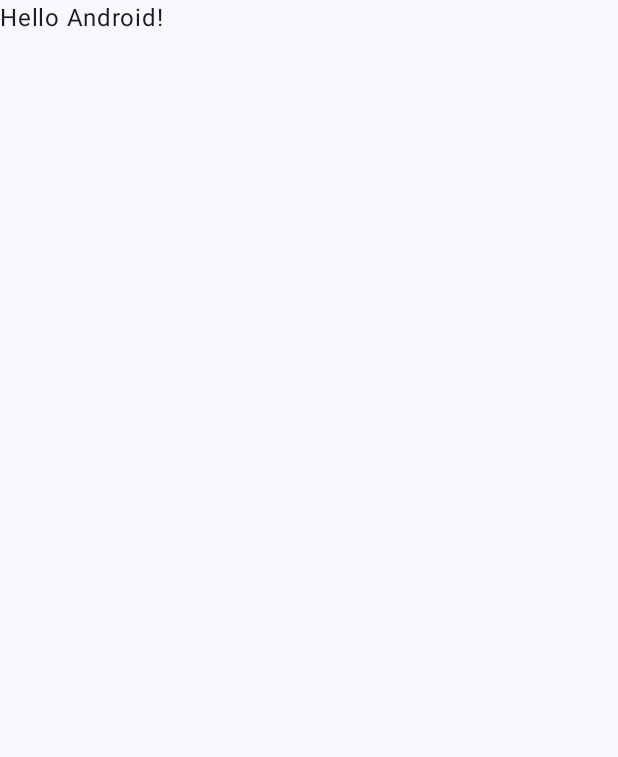
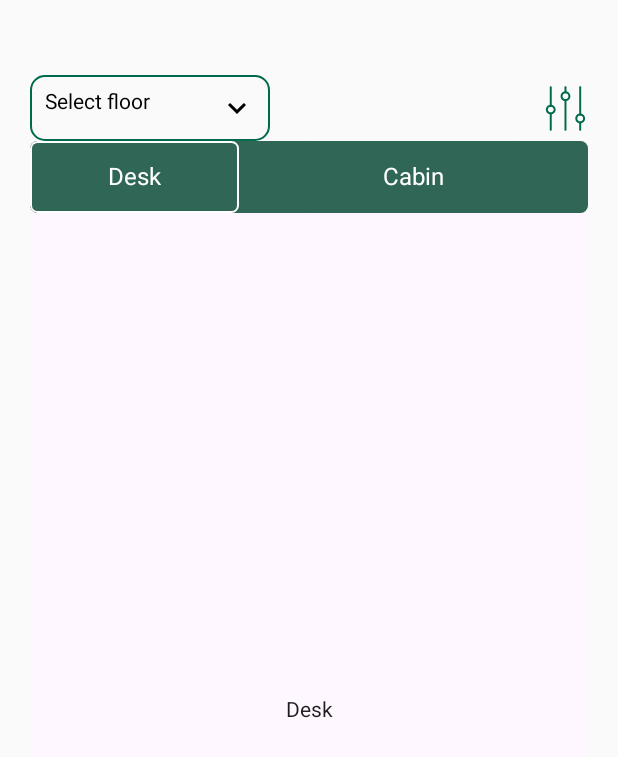
Before and after one commit to rajupraaa1234/LTC-Workspace-Reservation-Application, an Android app built with Jetpack Compose: the screen it shows after launch (MainActivity), on a phone screen of 412 x 824 dp. Before the commit the part shown is almost empty. Shown: the top 757 px of the screen. Run offline under Robolectric (Android 15) with nearby library versions, the phone set to English and light mode, and no system bars.

Commit message:
Pager added

```diff
--- a/app/src/main/java/com/example/ltcworkspacereservationapplication/MainActivity.kt
+++ b/app/src/main/java/com/example/ltcworkspacereservationapplication/MainActivity.kt
@@ -1,47 +1,75 @@
 package com.example.ltcworkspacereservationapplication
 
+import TabSelection
 import android.os.Bundle
 import androidx.activity.ComponentActivity
 import androidx.activity.compose.setContent
 import androidx.activity.enableEdgeToEdge
-import androidx.compose.foundation.layout.fillMaxSize
+import androidx.compose.foundation.Image
+import androidx.compose.foundation.border
+import androidx.compose.foundation.clickable
+import androidx.compose.foundation.layout.Arrangement
+import androidx.compose.foundation.layout.Column
+import androidx.compose.foundation.layout.Row
+import androidx.compose.foundation.layout.Spacer
 import androidx.compose.foundation.layout.padding
-import androidx.compose.material3.Scaffold
-import androidx.compose.material3.Text
+import androidx.compose.foundation.layout.size
+import androidx.compose.foundation.layout.width
+import androidx.compose.foundation.shape.RoundedCornerShape
 import androidx.compose.runtime.Composable
+import androidx.compose.ui.Alignment
 import androidx.compose.ui.Modifier
-import androidx.compose.ui.tooling.preview.Preview
-import com.example.ltcworkspacereservationapplication.ui.theme.LTCWorkspaceReservationApplicationTheme
+import androidx.compose.ui.res.painterResource
+import com.example.ltcworkspacereservationapplication.presentation.composable.DropdownMenuSample
+import com.example.ltcworkspacereservationapplication.presentation.composable.HomeComposable
+import com.example.ltcworkspacereservationapplication.presentation.utils.Spacing
+import com.example.ltcworkspacereservationapplication.presentation.utils.color.AppColor
 
 class MainActivity : ComponentActivity() {
     override fun onCreate(savedInstanceState: Bundle?) {
         super.onCreate(savedInstanceState)
         enableEdgeToEdge()
         setContent {
-            LTCWorkspaceReservationApplicationTheme {
-                Scaffold(modifier = Modifier.fillMaxSize()) { innerPadding ->
-                    Greeting(
-                        name = "Android",
-                        modifier = Modifier.padding(innerPadding)
-                    )
-                }
-            }
+            App()
         }
     }
 }
 
 @Composable
-fun Greeting(name: String, modifier: Modifier = Modifier) {
-    Text(
-        text = "Hello $name!",
-        modifier = modifier
-    )
-}
-
-@Preview(showBackground = true)
-@Composable
-fun GreetingPreview() {
-    LTCWorkspaceReservationApplicationTheme {
-        Greeting("Android")
+fun App() {
+    Column(
+        modifier = Modifier
+            .padding(
+                top = Spacing.Size_50,
+                start = Spacing.Size_20,
+                end = Spacing.Size_20,
+                bottom = Spacing.Size_20
+            )
+    ) {
+        Row(
+            horizontalArrangement = Arrangement.SpaceAround,
+            verticalAlignment = Alignment.CenterVertically
+        ) {
+            DropdownMenuSample(
+                modifier = Modifier
+                    .width(Spacing.Size_160)
+                    .border(
+                        Spacing.Size_1,
+                        color = AppColor.primaryColor,
+                        shape = RoundedCornerShape(Spacing.Size_10)
+                    )
+            ) {
+                //TODO
+            }
+            Spacer(modifier = Modifier.weight(1f))
+            Image(
+                painter = painterResource(id = R.drawable.filter_6535__1_),
+                contentDescription = "Filter Icon",
+                Modifier
+                    .size(Spacing.Size_30)
+                    .clickable { }
+            )
+        }
+        HomeComposable(modifier = Modifier)
     }
 }
--- /dev/null
+++ b/app/src/main/java/com/example/ltcworkspacereservationapplication/presentation/composable/DropDownComposable.kt
@@ -0,0 +1,69 @@
+package com.example.ltcworkspacereservationapplication.presentation.composable
+
+import androidx.compose.foundation.clickable
+import androidx.compose.foundation.layout.*
+import androidx.compose.material.DropdownMenu
+import androidx.compose.material.DropdownMenuItem
+import androidx.compose.material.icons.Icons
+import androidx.compose.material.icons.filled.KeyboardArrowDown
+import androidx.compose.material.icons.filled.KeyboardArrowUp
+import androidx.compose.material3.Icon
+import androidx.compose.material3.Text
+import androidx.compose.runtime.*
+import androidx.compose.ui.Alignment
+import androidx.compose.ui.Modifier
+import com.example.ltcworkspacereservationapplication.presentation.utils.Floors
+import com.example.ltcworkspacereservationapplication.presentation.utils.Spacing
+
+@Composable
+fun DropdownMenuSample(modifier: Modifier, onSelect: (Int) -> Unit) {
+    var expanded by remember { mutableStateOf(false) }
+    var selectedText by remember { mutableStateOf("Select floor") }
+
+    Box(
+        modifier = modifier
+            .padding(Spacing.Size_10)
+            .clickable { expanded = true },
+    ) {
+        Row(
+            horizontalArrangement = Arrangement.SpaceAround
+        ) {
+            Text(
+                text = selectedText,
+            )
+            DropdownMenu(
+                expanded = expanded,
+                onDismissRequest = { expanded = false },
+                modifier = Modifier
+                    .width(Spacing.Size_140)
+            ) {
+
+                Floors.entries.forEachIndexed { index, floor ->
+                    DropdownMenuItem(
+                        onClick = {
+                            selectedText = floor.text
+                            onSelect(floor.floor)
+                            expanded = false
+                        },
+                        modifier = Modifier
+                            .align(alignment = Alignment.CenterHorizontally)
+                    ) {
+                        Text(floor.text)
+                    }
+                }
+            }
+            Spacer(modifier = Modifier.weight(1f))
+            if (expanded) {
+                Icon(
+                    imageVector = Icons.Filled.KeyboardArrowUp,
+                    contentDescription = null
+                )
+            } else {
+                Icon(
+                    imageVector = Icons.Filled.KeyboardArrowDown,
+                    contentDescription = null
+                )
+            }
+        }
+    }
+}
--- /dev/null
+++ b/app/src/main/java/com/example/ltcworkspacereservationapplication/presentation/composable/HomeComposable.kt
@@ -0,0 +1,57 @@
+package com.example.ltcworkspacereservationapplication.presentation.composable
+
+import TabSelection
+import androidx.compose.foundation.ExperimentalFoundationApi
+import androidx.compose.foundation.layout.Box
+import androidx.compose.foundation.layout.Column
+import androidx.compose.foundation.layout.fillMaxSize
+import androidx.compose.foundation.layout.fillMaxWidth
+import androidx.compose.foundation.layout.padding
+import androidx.compose.foundation.pager.HorizontalPager
+import androidx.compose.foundation.pager.rememberPagerState
+import androidx.compose.material3.Scaffold
+import androidx.compose.material3.Text
+import androidx.compose.runtime.Composable
+import androidx.compose.runtime.derivedStateOf
+import androidx.compose.runtime.remember
+import androidx.compose.runtime.rememberCoroutineScope
+import androidx.compose.ui.Alignment
+import androidx.compose.ui.Modifier
+import com.example.ltcworkspacereservationapplication.presentation.utils.HomeTabs
+import kotlinx.coroutines.launch
+
+@OptIn(ExperimentalFoundationApi::class)
+@Composable
+fun HomeComposable(modifier: Modifier) {
+    val scope = rememberCoroutineScope()
+    val pagerState = rememberPagerState(pageCount = { HomeTabs.entries.size })
+    val selectedTabIndex = remember { derivedStateOf { pagerState.currentPage } }
+
+    Scaffold() {
+        Column(
+            modifier = modifier
+                .fillMaxSize()
+                .padding(top = it.calculateTopPadding())
+        ) {
+            TabSelection(modifier = Modifier) {
+                scope.launch {
+                    pagerState.animateScrollToPage(it.ordinal)
+                }
+            }
+
+            HorizontalPager(
+                state = pagerState,
+                modifier = Modifier
+                    .fillMaxWidth()
+                    .weight(1f)
+            ) {
+                Box(
+                    modifier = Modifier.fillMaxSize(),
+                    contentAlignment = Alignment.Center
+                ) {
+                    Text(text = HomeTabs.entries[selectedTabIndex.value].text)
+                }
+            }
+        }
+    }
+}
--- /dev/null
+++ b/app/src/main/java/com/example/ltcworkspacereservationapplication/presentation/composable/TabSelection.kt
@@ -0,0 +1,88 @@
+import android.annotation.SuppressLint
+import androidx.compose.foundation.background
+import androidx.compose.foundation.border
+import androidx.compose.foundation.clickable
+import androidx.compose.foundation.layout.*
+import androidx.compose.foundation.shape.RoundedCornerShape
+import androidx.compose.material.Text
+import androidx.compose.runtime.*
+import androidx.compose.ui.Alignment
+import androidx.compose.ui.Modifier
+import androidx.compose.ui.draw.clip
+import androidx.compose.ui.graphics.Color
+import androidx.compose.ui.layout.onGloballyPositioned
+import androidx.compose.ui.unit.dp
+import androidx.compose.ui.unit.sp
+import androidx.compose.ui.unit.Dp
+import com.example.ltcworkspacereservationapplication.presentation.utils.HomeTabs
+import com.example.ltcworkspacereservationapplication.presentation.utils.Spacing
+import com.example.ltcworkspacereservationapplication.presentation.utils.color.AppColor
+
+@SuppressLint("UnusedBoxWithConstraintsScope")
+@Composable
+fun TabSelection(modifier: Modifier, onClick: (HomeTabs) -> Unit) {
+    var selectedTab by remember { mutableStateOf(HomeTabs.entries.get(0).text) }
+    var parentWidth by remember { mutableStateOf(Spacing.Size_0) }
+
+    BoxWithConstraints(
+        modifier = modifier
+            .clip(RoundedCornerShape(Spacing.Size_5))
+            .background(Color(0xFF2F6655))
+            .fillMaxWidth()
+            .onGloballyPositioned { coordinates ->
+                parentWidth = with(coordinates.size.width.dp / 2) { this }
+            }
+    ) {
+        Row(
+            horizontalArrangement = Arrangement.SpaceBetween,
+            verticalAlignment = Alignment.CenterVertically,
+            modifier = Modifier.fillMaxWidth()
+        ) {
+
+            HomeTabs.entries.forEachIndexed { index, currentTab ->
+                Box(modifier = Modifier.weight(1f)) {
+                    TabItem(
+                        text = currentTab.text,
+                        isSelected = selectedTab == currentTab.text,
+                        onClick = {
+                            selectedTab = currentTab.text
+                            onClick(currentTab)
+                        },
+                        width = parentWidth / 2,
+                    )
+                }
+            }
+        }
+    }
+}
+
+@Composable
+fun TabItem(
+    text: String,
+    isSelected: Boolean,
+    onClick: () -> Unit,
+    width: Dp
+) {
+    Box(
+        contentAlignment = Alignment.Center,
+        modifier = Modifier
+            .width(width)
+            .height(Spacing.Size_48)
+            .background(
+                color = if (isSelected) Color.Transparent else AppColor.whiteColor,
+                shape = RoundedCornerShape(Spacing.Size_5)
+            )
+            .clickable { onClick() }
+            .border(
+                width = if (isSelected) Spacing.Size_1 else Spacing.Size_0,
+                color = if (isSelected) Color.White else Color.Transparent,
+                shape = RoundedCornerShape(Spacing.Size_5)
+            )
+    ) {
+        Text(
+            text = text,
+            color = Color.White,
+            fontSize = 16.sp
+        )
+    }
+}
--- /dev/null
+++ b/app/src/main/java/com/example/ltcworkspacereservationapplication/presentation/utils/Floors.kt
@@ -0,0 +1,20 @@
+package com.example.ltcworkspacereservationapplication.presentation.utils
+
+
+enum class Floors(
+    val text: String,
+    val floor: Int
+) {
+    Floor10(
+        text = "Floor 10",
+        floor = 10
+    ),
+    Floor6(
+        text = "Floor 6",
+        floor = 6
+    ),
+    Floor5(
+        text = "Floor 5",
+        floor = 5
+    ),
+}
--- /dev/null
+++ b/app/src/main/java/com/example/ltcworkspacereservationapplication/presentation/utils/HomeTabs.kt
@@ -0,0 +1,19 @@
+package com.example.ltcworkspacereservationapplication.presentation.utils
+
+import androidx.compose.material.icons.Icons
+import androidx.compose.material.icons.filled.Favorite
+import androidx.compose.material.icons.filled.ShoppingCart
+import androidx.compose.material.icons.outlined.FavoriteBorder
+import androidx.compose.material.icons.outlined.ShoppingCart
+import androidx.compose.ui.graphics.vector.ImageVector
+
+enum class HomeTabs(
+    val text: String
+) {
+    Shop(
+        text = "Desk"
+    ),
+    Favourite(
+        text = "Cabin"
+    )
+}
--- /dev/null
+++ b/app/src/main/java/com/example/ltcworkspacereservationapplication/presentation/utils/Spacing.kt
@@ -0,0 +1,17 @@
+package com.example.ltcworkspacereservationapplication.presentation.utils
+
+import androidx.compose.ui.unit.dp
+
+object Spacing {
+    val Size_20 = 20.dp
+    val Size_40 = 40.dp
+    val Size_48 = 48.dp
+    val Size_50 = 50.dp
+    val Size_160 = 160.dp
+    val Size_10 = 10.dp
+    val Size_30 = 30.dp
+    val Size_5 = 5.dp
+    val Size_1 = 1.dp
+    val Size_0 = 0.dp
+    val Size_140 = 140.dp
+}
--- /dev/null
+++ b/app/src/main/java/com/example/ltcworkspacereservationapplication/presentation/utils/color/AppColor.kt
@@ -0,0 +1,8 @@
+package com.example.ltcworkspacereservationapplication.presentation.utils.color
+
+import androidx.compose.ui.graphics.Color
+
+object AppColor {
+    val primaryColor = Color(0xFF006A4D)
+    val whiteColor = Color(0xFF2F6655)
+}
--- /dev/null
+++ b/app/src/main/res/drawable/filter_6535__1_.xml
@@ -0,0 +1,21 @@
+<vector xmlns:android="http://schemas.android.com/apk/res/android" android:alpha="0.93" android:height="80dp" android:viewportHeight="256" android:viewportWidth="256" android:width="80dp">
+
+    <path android:fillColor="#006A4D" android:fillType="nonZero" android:pathData="M44.13,254.31c-3.1,0 -5.62,-2.52 -5.62,-5.62L38.51,156.28c0,-3.1 2.52,-5.62 5.62,-5.62s5.62,2.52 5.62,5.62L49.75,248.69C49.75,251.79 47.24,254.31 44.13,254.31z" android:strokeColor="#00000000" android:strokeLineCap="butt" android:strokeLineJoin="miter" android:strokeWidth="2.81"/>
+
+    <path android:fillColor="#006A4D" android:fillType="nonZero" android:pathData="M211.58,168.2c-3.1,0 -5.62,-2.52 -5.62,-5.62L205.96,7.03c0,-3.1 2.52,-5.62 5.62,-5.62s5.62,2.52 5.62,5.62l0,155.55C217.2,165.68 214.68,168.2 211.58,168.2z" android:strokeColor="#00000000" android:strokeLineCap="butt" android:strokeLineJoin="miter" android:strokeWidth="2.81"/>
+
+    <path android:fillColor="#006A4D" android:fillType="nonZero" android:pathData="M127.86,254.31c-3.1,0 -5.62,-2.52 -5.62,-5.62L122.24,79.87c0,-3.1 2.52,-5.62 5.62,-5.62s5.62,2.52 5.62,5.62L133.48,248.69C133.48,251.79 130.96,254.31 127.86,254.31z" android:strokeColor="#00000000" android:strokeLineCap="butt" android:strokeLineJoin="miter" android:strokeWidth="2.81"/>
+
+    <path android:fillColor="#006A4D" android:fillType="nonZero" android:pathData="M127.86,85.49c-15.35,0 -27.85,-12.49 -27.85,-27.85s12.49,-27.85 27.85,-27.85c15.36,0 27.85,12.49 27.85,27.85S143.21,85.49 127.86,85.49zM127.86,41.04c-9.16,0 -16.61,7.45 -16.61,16.61s7.45,16.61 16.61,16.61s16.61,-7.45 16.61,-16.61S137.01,41.04 127.86,41.04z" android:strokeColor="#00000000" android:strokeLineCap="butt" android:strokeLineJoin="miter" android:strokeWidth="2.81"/>
+
+    <path android:fillColor="#006A4D" android:fillType="nonZero" android:pathData="M44.13,161.9c-15.35,0 -27.85,-12.49 -27.85,-27.85c0,-15.35 12.49,-27.85 27.85,-27.85s27.85,12.49 27.85,27.85C71.98,149.41 59.49,161.9 44.13,161.9zM44.13,117.45c-9.16,0 -16.61,7.45 -16.61,16.61s7.45,16.61 16.61,16.61s16.61,-7.45 16.61,-16.61S53.29,117.45 44.13,117.45z" android:strokeColor="#00000000" android:strokeLineCap="butt" android:strokeLineJoin="miter" android:strokeWidth="2.81"/>
+
+    <path android:fillColor="#006A4D" android:fillType="nonZero" android:pathData="M211.58,212.65c-15.35,0 -27.84,-12.49 -27.84,-27.85c0,-15.35 12.49,-27.84 27.84,-27.84c15.36,0 27.85,12.49 27.85,27.84C239.43,200.16 226.94,212.65 211.58,212.65zM211.58,168.2c-9.16,0 -16.6,7.45 -16.6,16.6s7.45,16.61 16.6,16.61s16.61,-7.45 16.61,-16.61S220.74,168.2 211.58,168.2z" android:strokeColor="#00000000" android:strokeLineCap="butt" android:strokeLineJoin="miter" android:strokeWidth="2.81"/>
+
+    <path android:fillColor="#006A4D" android:fillType="nonZero" android:pathData="M44.13,117.45c-3.1,0 -5.62,-2.52 -5.62,-5.62L38.51,7.03c0,-3.1 2.52,-5.62 5.62,-5.62s5.62,2.52 5.62,5.62l0,104.8C49.75,114.93 47.24,117.45 44.13,117.45z" android:strokeColor="#00000000" android:strokeLineCap="butt" android:strokeLineJoin="miter" android:strokeWidth="2.81"/>
+
+    <path android:fillColor="#006A4D" android:fillType="nonZero" android:pathData="M127.86,41.04c-3.1,0 -5.62,-2.52 -5.62,-5.62L122.24,7.03c0,-3.1 2.52,-5.62 5.62,-5.62s5.62,2.52 5.62,5.62l0,28.39C133.48,38.52 130.96,41.04 127.86,41.04z" android:strokeColor="#00000000" android:strokeLineCap="butt" android:strokeLineJoin="miter" android:strokeWidth="2.81"/>
+
+    <path android:fillColor="#006A4D" android:fillType="nonZero" android:pathData="M211.58,254.31c-3.1,0 -5.62,-2.52 -5.62,-5.62L205.96,207.03c0,-3.1 2.52,-5.62 5.62,-5.62s5.62,2.52 5.62,5.62L217.2,248.69C217.2,251.79 214.68,254.31 211.58,254.31z" android:strokeColor="#00000000" android:strokeLineCap="butt" android:strokeLineJoin="miter" android:strokeWidth="2.81"/>
+
+</vector>
```
Also changed, not shown: app/build.gradle.kts (+12 -1 lines), app/src/main/filter_icon-playstore.png (added).
